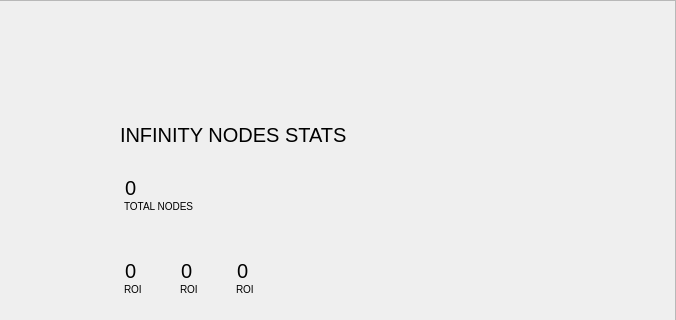
crptec/sinovate, file src/qt/forms/statspage.ui: the form before one commit; both pictures show x 503 to 1179 and y 0 to 320 of the 1179 by 868 pixel window.
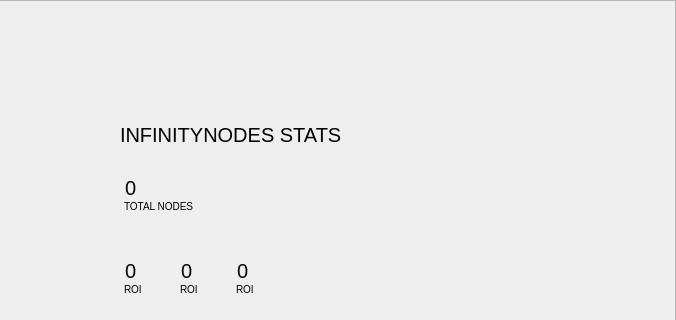
The form after the commit.

What changed in the file:
```diff
--- a/src/qt/forms/statspage.ui
+++ b/src/qt/forms/statspage.ui
@@ -854,7 +854,7 @@
 </string>
               </property>
               <property name="text">
-               <string>INFINITY NODES STATS</string>
+               <string>INFINITYNODES STATS</string>
               </property>
              </widget>
             </item>
```
